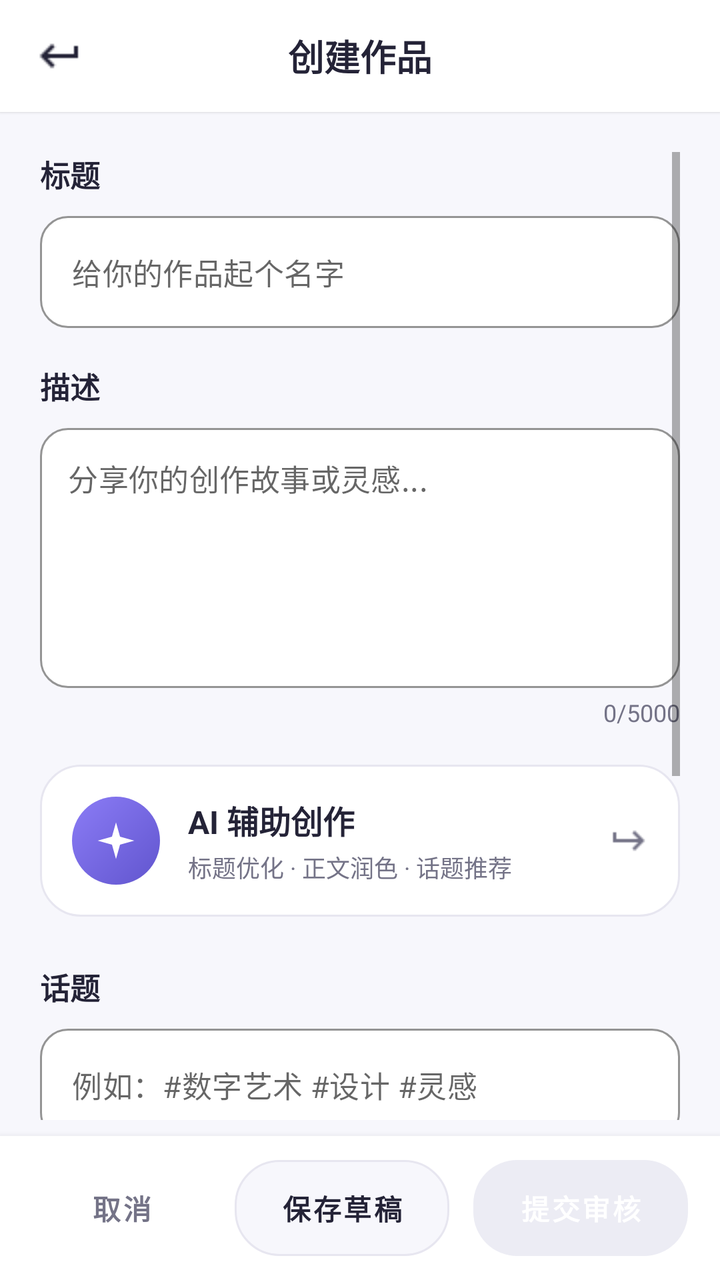
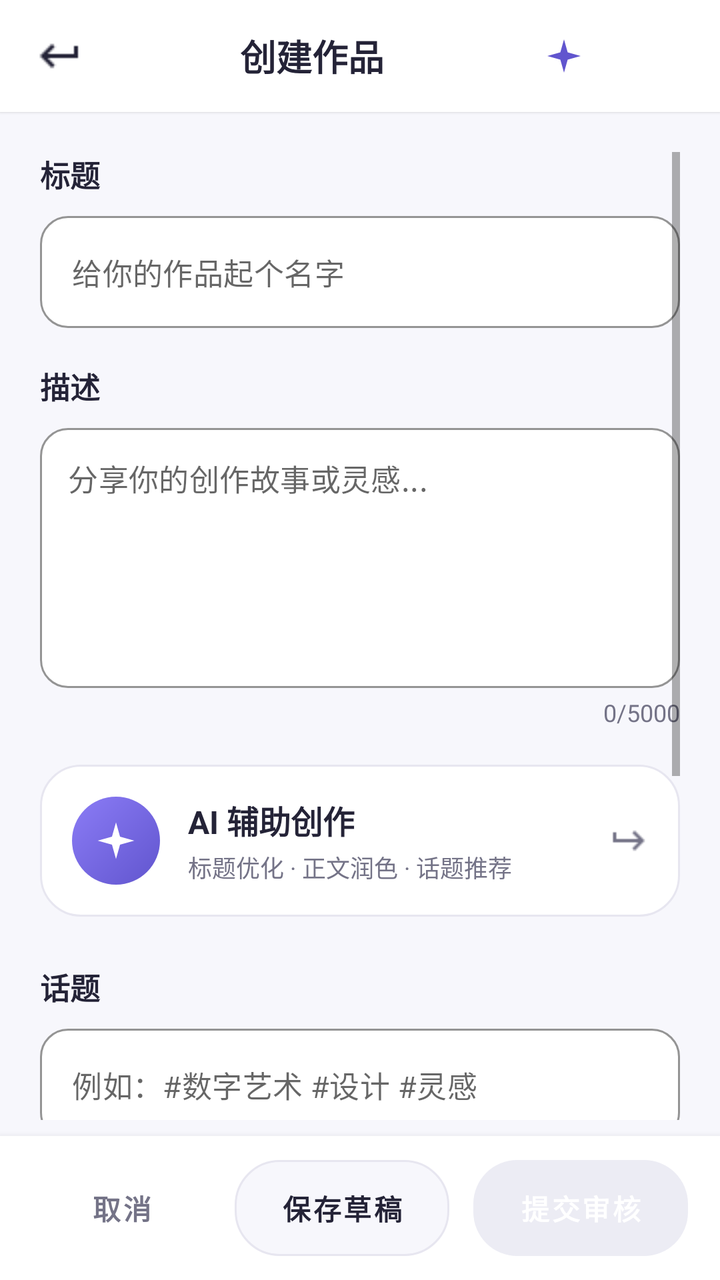

Compare the two renders of this Android layout. The source of the first and the diff that turns it into the second are given below.
<!-- AndroidManifest.xml: activity theme Theme.Detail -->
<!-- res/layout/activity_create_work.xml -->
<?xml version="1.0" encoding="utf-8"?>
<LinearLayout xmlns:android="http://schemas.android.com/apk/res/android"
    xmlns:app="http://schemas.android.com/apk/res-auto"
    android:layout_width="match_parent"
    android:layout_height="match_parent"
    android:orientation="vertical"
    android:background="@color/profile_bg">

    
    <LinearLayout
        android:layout_width="match_parent"
        android:layout_height="56dp"
        android:orientation="horizontal"
        android:gravity="center_vertical"
        android:background="@color/profile_surface"
        android:elevation="1dp">

        <ImageView
            android:id="@+id/btn_back"
            android:layout_width="44dp"
            android:layout_height="44dp"
            android:layout_marginStart="8dp"
            android:padding="10dp"
            android:src="@drawable/ic_arrow_back"
            android:contentDescription="@string/back"
            android:background="?attr/selectableItemBackgroundBorderless"
            app:tint="@color/profile_ink" />

        <TextView
            android:id="@+id/create_title"
            android:layout_width="0dp"
            android:layout_height="wrap_content"
            android:layout_weight="1"
            android:text="创建作品"
            android:textSize="18sp"
            android:textStyle="bold"
            android:textColor="@color/profile_ink"
            android:gravity="center" />

        
        <View
            android:layout_width="44dp"
            android:layout_height="44dp"
            android:layout_marginEnd="8dp" />
    </LinearLayout>

    <ScrollView
        android:layout_width="match_parent"
        android:layout_height="0dp"
        android:layout_weight="1"
        android:paddingHorizontal="20dp"
        android:paddingTop="20dp"
        android:paddingBottom="8dp">

        <LinearLayout
            android:layout_width="match_parent"
            android:layout_height="wrap_content"
            android:orientation="vertical">

            
            <TextView
                android:layout_width="match_parent"
                android:layout_height="wrap_content"
                android:text="标题"
                android:textSize="15sp"
                android:textColor="@color/profile_ink"
                android:textStyle="bold"
                android:layout_marginBottom="10dp" />

            <com.google.android.material.textfield.TextInputLayout
                android:layout_width="match_parent"
                android:layout_height="wrap_content"
                android:layout_marginBottom="18dp"
                style="@style/Widget.MaterialComponents.TextInputLayout.OutlinedBox"
                app:hintEnabled="false"
                app:boxBackgroundColor="@color/profile_surface"
                app:boxStrokeColor="@color/profile_border"
                app:boxStrokeWidth="1dp"
                app:boxCornerRadiusTopStart="14dp"
                app:boxCornerRadiusTopEnd="14dp"
                app:boxCornerRadiusBottomStart="14dp"
                app:boxCornerRadiusBottomEnd="14dp">

                <com.google.android.material.textfield.TextInputEditText
                    android:id="@+id/et_title"
                    android:layout_width="match_parent"
                    android:layout_height="wrap_content"
                    android:hint="给你的作品起个名字"
                    android:textColor="@color/profile_ink"
                    android:textSize="15sp"
                    android:maxLines="1"
                    android:singleLine="true" />
            </com.google.android.material.textfield.TextInputLayout>

            
            <TextView
                android:layout_width="match_parent"
                android:layout_height="wrap_content"
                android:text="描述"
                android:textSize="15sp"
                android:textColor="@color/profile_ink"
                android:textStyle="bold"
                android:layout_marginBottom="10dp" />

            <com.google.android.material.textfield.TextInputLayout
                android:layout_width="match_parent"
                android:layout_height="wrap_content"
                style="@style/Widget.MaterialComponents.TextInputLayout.OutlinedBox"
                app:hintEnabled="false"
                app:boxBackgroundColor="@color/profile_surface"
                app:boxStrokeColor="@color/profile_border"
                app:boxStrokeWidth="1dp"
                app:boxCornerRadiusTopStart="14dp"
                app:boxCornerRadiusTopEnd="14dp"
                app:boxCornerRadiusBottomStart="14dp"
                app:boxCornerRadiusBottomEnd="14dp">

                <com.google.android.material.textfield.TextInputEditText
                    android:id="@+id/et_description"
                    android:layout_width="match_parent"
                    android:layout_height="130dp"
                    android:hint="分享你的创作故事或灵感..."
                    android:textColor="@color/profile_ink"
                    android:textSize="15sp"
                    android:gravity="top"
                    android:padding="14dp"
                    android:maxLines="10"
                    android:inputType="textMultiLine" />
            </com.google.android.material.textfield.TextInputLayout>

            
            <TextView
                android:id="@+id/tv_char_count"
                android:layout_width="match_parent"
                android:layout_height="wrap_content"
                android:text="0/5000"
                android:textSize="12sp"
                android:textColor="@color/profile_muted"
                android:gravity="end"
                android:layout_marginTop="4dp"
                android:layout_marginBottom="18dp" />

            <TextView
                android:id="@+id/creation_status"
                android:layout_width="match_parent"
                android:layout_height="wrap_content"
                android:padding="12dp"
                android:accessibilityLiveRegion="polite"
                android:textColor="@color/profile_muted"
                android:visibility="gone" />

            
            <LinearLayout
                android:id="@+id/creation_assist"
                android:layout_width="match_parent"
                android:layout_height="wrap_content"
                android:orientation="horizontal"
                android:gravity="center_vertical"
                android:background="@drawable/bg_ai_entry_card"
                android:foreground="?attr/selectableItemBackground"
                android:clickable="true"
                android:focusable="true"
                android:padding="16dp">

                <FrameLayout
                    android:layout_width="44dp"
                    android:layout_height="44dp"
                    android:background="@drawable/bg_ai_icon_circle">

                    <ImageView
                        android:layout_width="22dp"
                        android:layout_height="22dp"
                        android:layout_gravity="center"
                        android:src="@drawable/ic_sparkle"
                        android:contentDescription="@string/ai_creation_title" />
                </FrameLayout>

                <LinearLayout
                    android:layout_width="0dp"
                    android:layout_height="wrap_content"
                    android:layout_weight="1"
                    android:orientation="vertical"
                    android:layout_marginStart="14dp">

                    <TextView
                        android:layout_width="wrap_content"
                        android:layout_height="wrap_content"
                        android:text="@string/ai_creation_title"
                        android:textSize="16sp"
                        android:textStyle="bold"
                        android:textColor="@color/profile_ink" />

                    <TextView
                        android:layout_width="wrap_content"
                        android:layout_height="wrap_content"
                        android:layout_marginTop="3dp"
                        android:text="@string/ai_creation_entry_subtitle"
                        android:textSize="12sp"
                        android:textColor="@color/profile_muted" />
                </LinearLayout>

                <ImageView
                    android:layout_width="20dp"
                    android:layout_height="20dp"
                    android:rotationY="180"
                    android:src="@drawable/ic_arrow_back"
                    app:tint="@color/profile_muted"
                    android:contentDescription="@string/back" />
            </LinearLayout>

            <TextView
                android:id="@+id/creation_assist_status"
                android:layout_width="match_parent"
                android:layout_height="wrap_content"
                android:layout_marginTop="10dp"
                android:paddingStart="14dp"
                android:paddingEnd="14dp"
                android:paddingTop="10dp"
                android:paddingBottom="10dp"
                android:background="@drawable/bg_status_soft"
                android:accessibilityLiveRegion="polite"
                android:textSize="13sp"
                android:textColor="@color/profile_accent"
                android:visibility="gone" />

            
            <LinearLayout
                android:layout_width="match_parent"
                android:layout_height="wrap_content"
                android:layout_marginTop="6dp"
                android:layout_marginBottom="18dp"
                android:orientation="horizontal">

                <Button
                    android:id="@+id/creation_assist_preview"
                    android:layout_width="0dp"
                    android:layout_height="40dp"
                    android:layout_weight="1"
                    android:background="@android:color/transparent"
                    android:text="查看建议"
                    android:textAllCaps="false"
                    android:textColor="@color/profile_accent"
                    android:textSize="13sp"
                    android:textStyle="bold"
                    android:visibility="gone" />

                <Button
                    android:id="@+id/creation_retry"
                    android:layout_width="0dp"
                    android:layout_height="40dp"
                    android:layout_weight="1"
                    android:background="@android:color/transparent"
                    android:text="@string/creation_retry_read"
                    android:textAllCaps="false"
                    android:textColor="@color/profile_accent"
                    android:textSize="13sp"
                    android:textStyle="bold"
                    android:visibility="gone" />

                <Button
                    android:id="@+id/creation_my_works"
                    android:layout_width="0dp"
                    android:layout_height="40dp"
                    android:layout_weight="1"
                    android:background="@android:color/transparent"
                    android:text="@string/creation_check_my_works"
                    android:textAllCaps="false"
                    android:textColor="@color/profile_accent"
                    android:textSize="13sp"
                    android:textStyle="bold"
                    android:visibility="gone" />

                <Button
                    android:id="@+id/creation_assist_cancel"
                    android:layout_width="0dp"
                    android:layout_height="40dp"
                    android:layout_weight="1"
                    android:background="@android:color/transparent"
                    android:text="跳过 AI"
                    android:textAllCaps="false"
                    android:textColor="@color/profile_muted"
                    android:textSize="13sp"
                    android:visibility="gone" />
            </LinearLayout>

            
            <TextView
                android:layout_width="match_parent"
                android:layout_height="wrap_content"
                android:text="话题"
                android:textSize="15sp"
                android:textColor="@color/profile_ink"
                android:textStyle="bold"
                android:layout_marginBottom="10dp" />

            <com.google.android.material.textfield.TextInputLayout
                android:layout_width="match_parent"
                android:layout_height="wrap_content"
                android:layout_marginBottom="18dp"
                style="@style/Widget.MaterialComponents.TextInputLayout.OutlinedBox"
                app:hintEnabled="false"
                app:boxBackgroundColor="@color/profile_surface"
                app:boxStrokeColor="@color/profile_border"
                app:boxStrokeWidth="1dp"
                app:boxCornerRadiusTopStart="14dp"
                app:boxCornerRadiusTopEnd="14dp"
                app:boxCornerRadiusBottomStart="14dp"
                app:boxCornerRadiusBottomEnd="14dp">

                <com.google.android.material.textfield.TextInputEditText
                    android:id="@+id/et_hashtags"
                    android:layout_width="match_parent"
                    android:layout_height="wrap_content"
                    android:hint="例如：#数字艺术 #设计 #灵感"
                    android:textColor="@color/profile_ink"
                    android:textSize="15sp"
                    android:maxLines="2" />
            </com.google.android.material.textfield.TextInputLayout>

            
            <TextView
                android:layout_width="match_parent"
                android:layout_height="wrap_content"
                android:text="添加媒体"
                android:textSize="15sp"
                android:textColor="@color/profile_ink"
                android:textStyle="bold"
                android:layout_marginBottom="10dp" />

            <LinearLayout
                android:layout_width="match_parent"
                android:layout_height="wrap_content"
                android:orientation="horizontal"
                android:layout_marginBottom="12dp">

                <com.google.android.material.button.MaterialButton
                    android:id="@+id/btn_add_image"
                    android:layout_width="0dp"
                    android:layout_height="74dp"
                    android:layout_weight="1"
                    android:layout_marginEnd="8dp"
                    style="@style/Widget.MaterialComponents.Button.OutlinedButton"
                    android:background="@drawable/bg_add_media_tile"
                    app:backgroundTint="@null"
                    app:icon="@drawable/plus"
                    app:iconTint="@color/profile_accent"
                    android:text="添加图片"
                    android:textAllCaps="false"
                    android:textColor="@color/profile_accent"
                    android:textSize="14sp"
                    android:textStyle="bold" />

                <com.google.android.material.button.MaterialButton
                    android:id="@+id/btn_add_video"
                    android:layout_width="0dp"
                    android:layout_height="74dp"
                    android:layout_weight="1"
                    android:layout_marginStart="8dp"
                    style="@style/Widget.MaterialComponents.Button.OutlinedButton"
                    android:background="@drawable/bg_add_media_tile"
                    app:backgroundTint="@null"
                    app:icon="@drawable/plus"
                    app:iconTint="@color/profile_accent"
                    android:text="添加视频"
                    android:textAllCaps="false"
                    android:textColor="@color/profile_accent"
                    android:textSize="14sp"
                    android:textStyle="bold" />
            </LinearLayout>

            
            <LinearLayout
                android:id="@+id/media_preview_container"
                android:layout_width="match_parent"
                android:layout_height="wrap_content"
                android:orientation="horizontal"
                android:layout_marginBottom="6dp"
                android:minHeight="96dp" />

            
            <TextView
                android:id="@+id/tv_media_count"
                android:layout_width="match_parent"
                android:layout_height="wrap_content"
                android:text="0 张图片"
                android:textSize="12sp"
                android:textColor="@color/profile_muted"
                android:layout_marginBottom="24dp" />
        </LinearLayout>
    </ScrollView>

    
    <LinearLayout
        android:layout_width="match_parent"
        android:layout_height="wrap_content"
        android:orientation="horizontal"
        android:gravity="center_vertical"
        android:background="@color/profile_surface"
        android:elevation="6dp"
        android:paddingHorizontal="16dp"
        android:paddingVertical="12dp">

        <Button
            android:id="@+id/btn_cancel"
            android:layout_width="0dp"
            android:layout_height="48dp"
            android:layout_weight="1"
            android:layout_marginEnd="8dp"
            android:background="@android:color/transparent"
            android:text="取消"
            android:textAllCaps="false"
            android:textColor="@color/profile_muted"
            android:textSize="14sp"
            android:textStyle="bold" />

        <Button
            android:id="@+id/btn_save"
            android:layout_width="0dp"
            android:layout_height="48dp"
            android:layout_weight="1.2"
            android:layout_marginHorizontal="4dp"
            android:background="@drawable/bg_button_secondary"
            app:backgroundTint="@null"
            android:text="保存草稿"
            android:textAllCaps="false"
            android:textColor="@color/profile_ink"
            android:textSize="14sp"
            android:textStyle="bold"
            android:enabled="false" />

        <Button
            android:id="@+id/btn_publish"
            android:layout_width="0dp"
            android:layout_height="48dp"
            android:layout_weight="1.2"
            android:layout_marginStart="8dp"
            android:background="@drawable/bg_button_primary"
            app:backgroundTint="@null"
            android:text="提交审核"
            android:textAllCaps="false"
            android:textColor="@android:color/white"
            android:textSize="14sp"
            android:textStyle="bold"
            android:enabled="false" />
    </LinearLayout>
</LinearLayout>
<!-- resources referenced by this layout -->
<resources>
  <color name="profile_accent">#6155CE</color>
  <color name="profile_bg">#F7F7FC</color>
  <color name="profile_border">#E7E6F0</color>
  <color name="profile_ink">#242337</color>
  <color name="profile_muted">#747387</color>
  <color name="profile_surface">#FFFFFF</color>
  <!-- drawable bg_ai_entry_card (drawable) -->
  <?xml version="1.0" encoding="utf-8"?>
  <shape xmlns:android="http://schemas.android.com/apk/res/android"
      android:shape="rectangle">
      <solid android:color="@color/profile_surface" />
      <stroke android:width="1dp" android:color="@color/profile_border" />
      <corners android:radius="20dp" />
  </shape>
  <!-- drawable bg_ai_icon_circle (drawable) -->
  <?xml version="1.0" encoding="utf-8"?>
  <shape xmlns:android="http://schemas.android.com/apk/res/android"
      android:shape="oval">
      <gradient
          android:startColor="@color/profile_accent"
          android:endColor="#8B7CF6"
          android:angle="135" />
  </shape>
  <!-- drawable bg_button_primary (drawable) -->
  <?xml version="1.0" encoding="utf-8"?>
  <selector xmlns:android="http://schemas.android.com/apk/res/android">
      <item android:state_enabled="true">
          <shape android:shape="rectangle">
              <solid android:color="@color/profile_accent" />
              <corners android:radius="@dimen/radius_pill" />
          </shape>
      </item>
      <item android:state_enabled="false">
          <shape android:shape="rectangle">
              <solid android:color="@color/placeholder_base" />
              <corners android:radius="@dimen/radius_pill" />
          </shape>
      </item>
  </selector>
  <!-- drawable bg_status_soft (drawable) -->
  <?xml version="1.0" encoding="utf-8"?>
  <shape xmlns:android="http://schemas.android.com/apk/res/android"
      android:shape="rectangle">
      <solid android:color="@color/profile_soft" />
      <corners android:radius="12dp" />
  </shape>
  <!-- drawable ic_sparkle (drawable) -->
  <?xml version="1.0" encoding="utf-8"?>
  <vector xmlns:android="http://schemas.android.com/apk/res/android"
      android:width="20dp"
      android:height="20dp"
      android:viewportWidth="24"
      android:viewportHeight="24">
      <path
          android:fillColor="#FFFFFF"
          android:pathData="M12,2 L14.2,9.8 L22,12 L14.2,14.2 L12,22 L9.8,14.2 L2,12 L9.8,9.8 Z" />
  </vector>
  <string name="ai_creation_entry_subtitle">标题优化 · 正文润色 · 话题推荐</string>
  <string name="ai_creation_title">AI 辅助创作</string>
  <string name="back">返回</string>
  <string name="creation_check_my_works">查看我的作品</string>
  <string name="creation_retry_read">重新核对作品状态</string>
  <style name="Theme.Detail" parent="Theme.MaterialComponents.DayNight.NoActionBar">
          
          <item name="android:statusBarColor">@android:color/transparent</item>
          <item name="android:windowLightStatusBar">true</item>
  
          
          <item name="android:navigationBarColor">@color/white</item>
  
          
          <item name="android:windowBackground">@color/white</item>
          <item name="android:windowTranslucentStatus">true</item>
  
          
          <item name="materialButtonStyle">@style/Widget.MaterialComponents.Button</item>
      </style>
  <dimen name="radius_pill">22dp</dimen>
  <color name="placeholder_base">#FFECECF4</color>
  <color name="profile_soft">#EFEDFF</color>
  <color name="white">#FFFFFFFF</color>
  <!-- unchanged entries left out for length: 4 -->
</resources>

<!-- the commit's change to res/layout/activity_create_work.xml (unified diff, before → after) -->
@@ -37,6 +37,16 @@
             android:textColor="@color/profile_ink"
             android:gravity="center" />
 
+        <ImageButton
+            android:id="@+id/copilot_entry"
+            android:layout_width="44dp"
+            android:layout_height="44dp"
+            android:layout_marginEnd="4dp"
+            android:background="?attr/selectableItemBackgroundBorderless"
+            android:contentDescription="@string/copilot_title"
+            android:padding="10dp"
+            android:src="@drawable/ic_sparkle"
+            android:tint="@color/profile_accent" />
         
         <View
             android:layout_width="44dp"
<!-- resource entries referenced after the edit -->
@@ -60,6 +60,7 @@
   <string name="ai_creation_entry_subtitle">标题优化 · 正文润色 · 话题推荐</string>
   <string name="ai_creation_title">AI 辅助创作</string>
   <string name="back">返回</string>
+  <string name="copilot_title">AI 助手</string>
   <string name="creation_check_my_works">查看我的作品</string>
   <string name="creation_retry_read">重新核对作品状态</string>
   <style name="Theme.Detail" parent="Theme.MaterialComponents.DayNight.NoActionBar">
